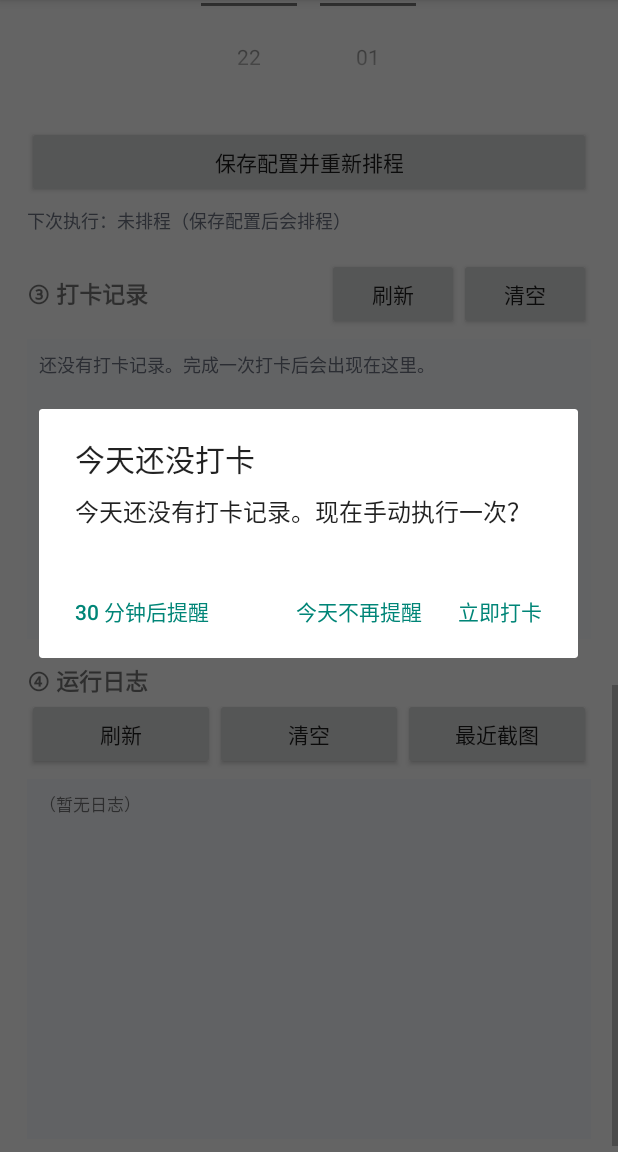
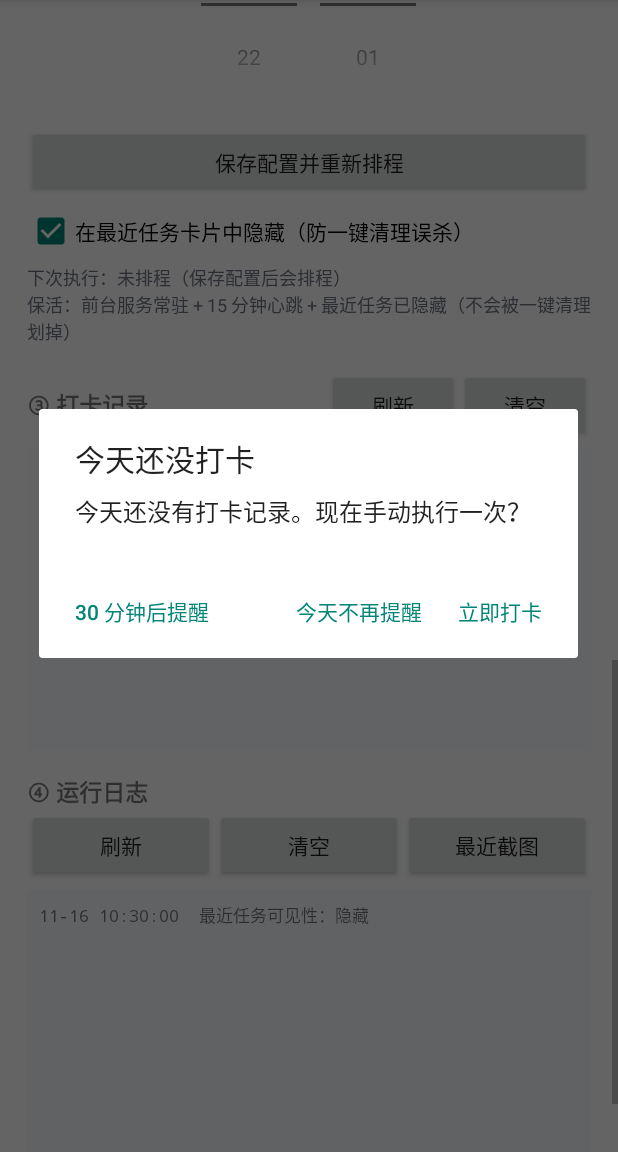
Before and after one commit to xiaojiekeji/didi-check-in, an Android app: the screen it shows after launch (MainActivity), scrolled down 1074 dp, on a phone screen of 412 x 824 dp, the part 84-1236 px from its top. Run offline under Robolectric (Android 15) with nearby library versions, the phone set to English and light mode, and no system bars.

Commit message:
feat(v1.5.2): 保活加固——最近任务隐藏、前台常驻服务、被划掉自动重启、15 分钟心跳补排程

```diff
--- a/app/build.gradle
+++ b/app/build.gradle
@@ -10,8 +10,8 @@ android {
         applicationId "com.doubao.autocheckin"
         minSdk 26
         targetSdk 34
-        versionCode 11
-        versionName "1.5.1"
+        versionCode 12
+        versionName "1.5.2"
     }
 
     compileOptions {
--- a/app/src/main/java/com/doubao/autocheckin/BootReceiver.java
+++ b/app/src/main/java/com/doubao/autocheckin/BootReceiver.java
@@ -12,5 +12,7 @@ public class BootReceiver extends BroadcastReceiver {
         Logger.log(context, "开机/更新广播：" + (intent == null ? "-" : intent.getAction()) + "，恢复排程");
         CheckinScheduler.scheduleDaily(context);
         CheckinScheduler.scheduleReminderDaily(context);
+        KeepAliveService.start(context);
+        KeepAliveJobService.schedule(context);
     }
 }
--- a/app/src/main/java/com/doubao/autocheckin/Config.java
+++ b/app/src/main/java/com/doubao/autocheckin/Config.java
@@ -54,6 +54,15 @@ public final class Config {
 
     public static boolean isEnabled(Context c) {
         return sp(c).getBoolean("enabled", true);
+    }
+
+    /** 是否在「最近任务」里隐藏本应用（默认隐藏，避免一键清理把卡片划掉）。 */
+    public static boolean hideFromRecents(Context c) {
+        return sp(c).getBoolean("hideRecents", true);
+    }
+
+    public static void setHideFromRecents(Context c, boolean hide) {
+        sp(c).edit().putBoolean("hideRecents", hide).apply();
     }
 
     public static void setEnabled(Context c, boolean enabled) {
--- /dev/null
+++ b/app/src/main/java/com/doubao/autocheckin/KeepAliveJobService.java
@@ -0,0 +1,51 @@
+package com.doubao.autocheckin;
+
+import android.app.job.JobInfo;
+import android.app.job.JobParameters;
+import android.app.job.JobScheduler;
+import android.app.job.JobService;
+import android.content.ComponentName;
+import android.content.Context;
+
+/**
+ * 15 分钟一次的心跳任务：负责把前台保活服务和每日闹钟都补回来。
+ * 系统会周期性调度这个任务，即使进程被清掉也会被重新拉起。
+ */
+public class KeepAliveJobService extends JobService {
+
+    private static final int JOB_ID = 1201;
+
+    public static void schedule(Context c) {
+        try {
+            JobScheduler js = (JobScheduler) c.getSystemService(Context.JOB_SCHEDULER_SERVICE);
+            if (js == null) {
+                return;
+            }
+            if (js.getPendingJob(JOB_ID) != null) {
+                return;
+            }
+            JobInfo job = new JobInfo.Builder(JOB_ID,
+                    new ComponentName(c, KeepAliveJobService.class))
+                    .setPeriodic(15 * 60 * 1000L)
+                    .setPersisted(true)
+                    .build();
+            js.schedule(job);
+        } catch (Throwable t) {
+            Logger.log(c, "排保活心跳任务失败：" + t);
+        }
+    }
+
+    @Override
+    public boolean onStartJob(JobParameters params) {
+        Logger.log(this, "保活心跳：补齐服务与闹钟");
+        KeepAliveService.start(this);
+        CheckinScheduler.scheduleDaily(this);
+        CheckinScheduler.scheduleReminderDaily(this);
+        return false;
+    }
+
+    @Override
+    public boolean onStopJob(JobParameters params) {
+        return true;
+    }
+}
--- a/app/src/main/java/com/doubao/autocheckin/MainActivity.java
+++ b/app/src/main/java/com/doubao/autocheckin/MainActivity.java
@@ -1,6 +1,7 @@
 package com.doubao.autocheckin;
 
 import android.app.Activity;
+import android.app.ActivityManager;
 import android.app.AlertDialog;
 import android.app.NotificationManager;
 import android.content.BroadcastReceiver;
@@ -59,6 +60,7 @@ public class MainActivity extends Activity {
     private EditText etPackage;
     private CheckBox cbEnabled;
     private CheckBox cbRemind;
+    private CheckBox cbHideRecents;
 
     private boolean receiverRegistered;
     private boolean dialogShowing;
@@ -114,6 +116,7 @@ public class MainActivity extends Activity {
         etPackage = findViewById(R.id.etPackage);
         cbEnabled = findViewById(R.id.cbEnabled);
         cbRemind = findViewById(R.id.cbRemind);
+        cbHideRecents = findViewById(R.id.cbHideRecents);
 
         timePicker.setIs24HourView(true);
         remindPicker.setIs24HourView(true);
@@ -123,6 +126,16 @@ public class MainActivity extends Activity {
         etPackage.setText(Config.targetPackage(this));
         cbEnabled.setChecked(Config.isEnabled(this));
         cbRemind.setChecked(Config.isRemindEnabled(this));
+        cbHideRecents.setChecked(Config.hideFromRecents(this));
+        cbHideRecents.setOnCheckedChangeListener((btn, checked) -> {
+            Config.setHideFromRecents(this, checked);
+            applyRecentsVisibility(checked);
+        });
+        applyRecentsVisibility(Config.hideFromRecents(this));
+
+        // 保活：常驻前台服务 + 15 分钟心跳，防止后台被杀导致闹钟不执行
+        KeepAliveService.start(this);
+        KeepAliveJobService.schedule(this);
 
         findViewById(R.id.btnAccessibility).setOnClickListener(v ->
                 startActivity(new Intent(Settings.ACTION_ACCESSIBILITY_SETTINGS)));
@@ -509,10 +522,37 @@ public class MainActivity extends Activity {
         if (Config.isRemindEnabled(this) && nextRemind > 0) {
             sb.append("     未打卡提醒：").append(fmt.format(new Date(nextRemind)));
         }
+        sb.append("\n保活：前台服务常驻 + 15 分钟心跳 + 最近任务")
+                .append(Config.hideFromRecents(this) ? "已隐藏（不会被一键清理划掉）" : "显示中");
         tvNextRun.setText(sb.toString());
     }
 
     // ---------------------------------------------------------------- 权限
+
+    /**
+     * 切换本应用在「最近任务」里的可见性。
+     * 隐藏后系统的一键清理/左滑划掉都碰不到这张卡片，等于不会被误杀。
+     */
+    private void applyRecentsVisibility(boolean hide) {
+        try {
+            ActivityManager am = (ActivityManager) getSystemService(ACTIVITY_SERVICE);
+            if (am == null) {
+                return;
+            }
+            for (ActivityManager.AppTask task : am.getAppTasks()) {
+                try {
+                    java.lang.reflect.Method m = task.getClass()
+                            .getMethod("setExcludeFromRecents", boolean.class);
+                    m.invoke(task, hide);
+                } catch (Throwable ignored) {
+                    // 该机型不支持运行时切换，退回 manifest 默认（隐藏）
+                }
+            }
+            Logger.log(this, "最近任务可见性：" + (hide ? "隐藏" : "显示"));
+        } catch (Throwable t) {
+            Logger.log(this, "切换最近任务可见性失败：" + t);
+        }
+    }
 
     private void requestIgnoreBattery() {
         try {
--- a/app/src/main/res/layout/activity_main.xml
+++ b/app/src/main/res/layout/activity_main.xml
@@ -205,6 +205,13 @@
             android:layout_height="wrap_content"
             android:text="保存配置并重新排程" />
 
+        <CheckBox
+            android:id="@+id/cbHideRecents"
+            android:layout_width="match_parent"
+            android:layout_height="wrap_content"
+            android:layout_marginTop="6dp"
+            android:text="在最近任务卡片中隐藏（防一键清理误杀）" />
+
         <TextView
             android:id="@+id/tvNextRun"
             android:layout_width="match_parent"
```
Also changed, not shown: app/src/main/AndroidManifest.xml (+28 -1 lines), app/src/main/java/com/doubao/autocheckin/KeepAliveReceiver.java (added, +17 -0 lines), app/src/main/java/com/doubao/autocheckin/KeepAliveService.java (added, +120 -0 lines).
